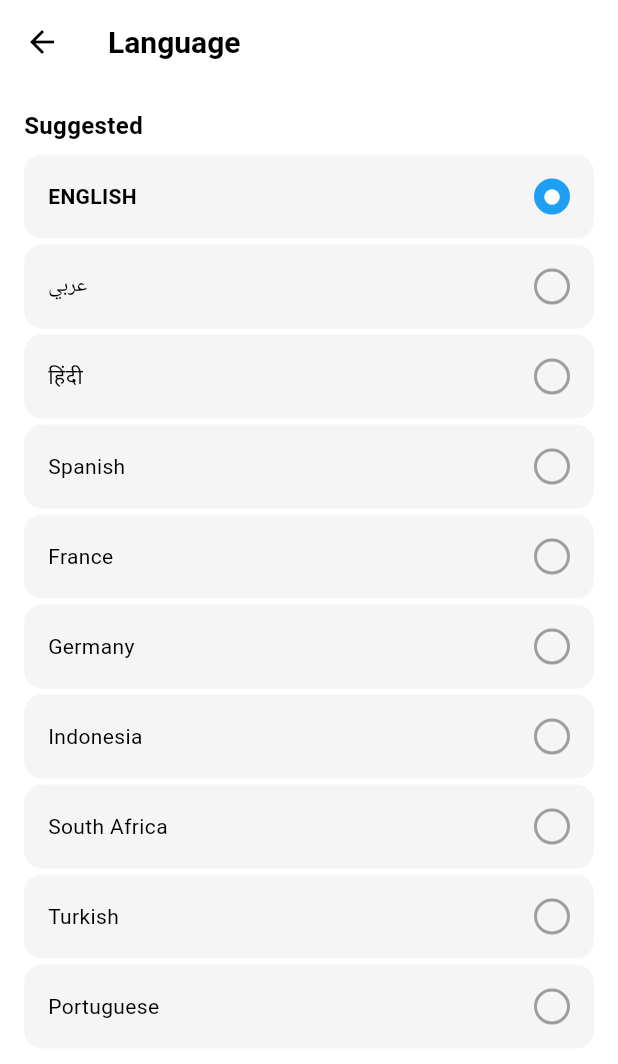
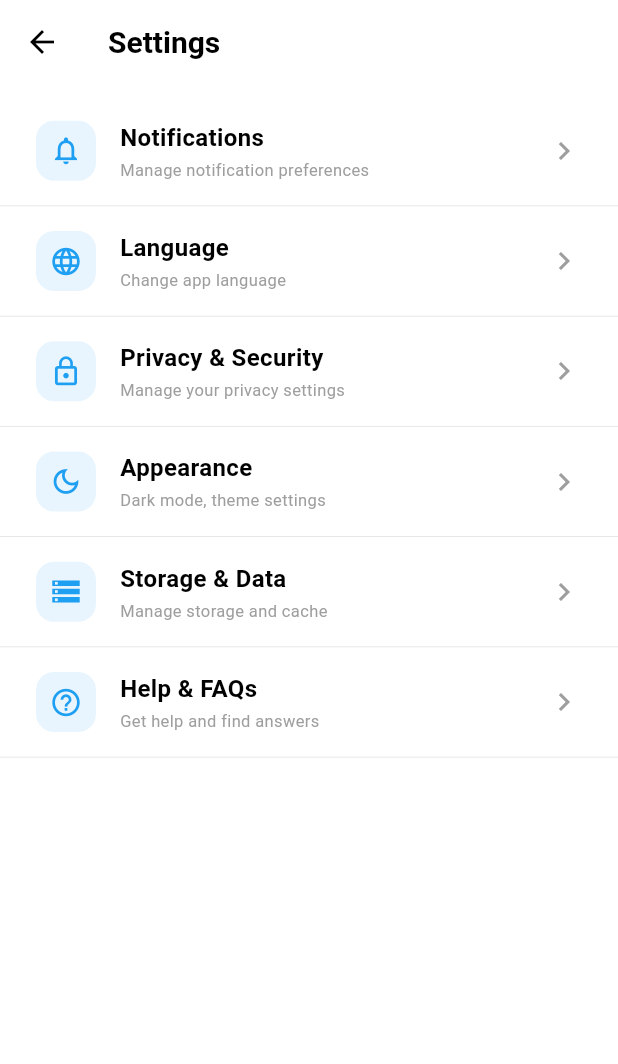
Before and after one commit to acob1/airbnb-booking-app, a Flutter app: the AccountScreenContent screen opened directly, after a tap on "Settings", on a phone screen of 412 x 824 dp. Shown: the top 1064 px of the screen. Run offline on Flutter 3.47's test engine with Material 3 defaults, Android fonts, the light colour scheme and no system bars; our stand-ins replace country_picker, dartz, equatable, get_it, pin_code_fields, smooth_page_indicator and 1 more; accounts and stored records are empty.

Commit message:
Add booking payment method and Ai To profile screen

```diff
--- a/lib/features/payments/data/datasources/payment_local_data_source.dart
+++ b/lib/features/payments/data/datasources/payment_local_data_source.dart
@@ -47,6 +47,27 @@ class PaymentLocalDataSourceImpl implements PaymentLocalDataSource {
       icon: Icons.credit_card,
       isEnabled: true,
     ),
+    PaymentMethodModel(
+      id: 'MTN',
+      name: 'MTN Mobile Money',
+      description: 'Pay with MTN MoMo. Fast, secure and convenient mobile money payments',
+      icon: Icons.phone_android,
+      isEnabled: true,
+    ),
+    PaymentMethodModel(
+      id: 'Telecel',
+      name: 'Telecel Cash',
+      description: 'Pay with Telecel Cash. Easy mobile money payments from your Telecel wallet',
+      icon: Icons.smartphone,
+      isEnabled: true,
+    ),
+    PaymentMethodModel(
+      id: 'Bank',
+      name: 'Bank Transfer',
+      description: 'Direct bank transfer from your bank account. Secure and reliable',
+      icon: Icons.account_balance,
+      isEnabled: true,
+    ),
   ];
 
   @override
--- a/lib/features/profile/presentation/screens/account_screen.dart
+++ b/lib/features/profile/presentation/screens/account_screen.dart
@@ -20,7 +20,6 @@ class AccountScreenContent extends StatefulWidget {
 }
 
 class _AccountScreenContentState extends State<AccountScreenContent> {
-
   @override
   Widget build(BuildContext context) {
     return Scaffold(
@@ -28,10 +27,7 @@ class _AccountScreenContentState extends State<AccountScreenContent> {
       appBar: AppBar(
         backgroundColor: AppColors.white,
         elevation: 0,
-        title: const Text(
-          'Account',
-          style: TextStyle(color: AppColors.black),
-        ),
+        title: const Text('Account', style: TextStyle(color: AppColors.black)),
         centerTitle: true,
         automaticallyImplyLeading: false,
       ),
@@ -48,17 +44,11 @@ class _AccountScreenContentState extends State<AccountScreenContent> {
                 shape: BoxShape.circle,
               ),
               child: const Center(
-                child: Text(
-                  '👩',
-                  style: TextStyle(fontSize: 50),
-                ),
+                child: Text('👩', style: TextStyle(fontSize: 50)),
               ),
             ),
             const SizedBox(height: AppSpacing.md),
-            Text(
-              'Joy',
-              style: AppTextStyles.heading2,
-            ),
+            Text('Joy', style: AppTextStyles.heading2),
             const SizedBox(height: AppSpacing.xs),
             Text(
               'joy@example.com',
@@ -101,14 +91,14 @@ class _AccountScreenContentState extends State<AccountScreenContent> {
               icon: Icons.settings_outlined,
               title: 'Settings',
               onTap: () {
-                Navigator.pushNamed(context, '/language');
+                Navigator.pushNamed(context, '/settings');
               },
             ),
             _buildMenuItem(
-              icon: Icons.help_outline,
-              title: 'Help & Support',
+              icon: Icons.smart_toy_outlined,
+              title: 'Go Property Ai Assistant',
               onTap: () {
-                Navigator.pushNamed(context, '/help-and-faqs');
+                Navigator.pushNamed(context, '/chat-assistant');
               },
             ),
             _buildMenuItem(
@@ -167,10 +157,7 @@ class _AccountScreenContentState extends State<AccountScreenContent> {
                 ),
               ),
             ),
-            Icon(
-              Icons.chevron_right,
-              color: AppColors.textSecondary,
-            ),
+            Icon(Icons.chevron_right, color: AppColors.textSecondary),
           ],
         ),
       ),
--- a/lib/features/properties/presentation/screens/home_screen.dart
+++ b/lib/features/properties/presentation/screens/home_screen.dart
@@ -246,7 +246,7 @@ class _HomeScreenContentState extends State<HomeScreenContent> {
                             Container(
                               padding: const EdgeInsets.symmetric(
                                 horizontal: AppSpacing.md,
-                                vertical: AppSpacing.sm,
+                                vertical: AppSpacing.md,
                               ),
                               decoration: BoxDecoration(
                                 color: AppColors.white,
--- /dev/null
+++ b/lib/features/settings/presentation/screens/settings_screen.dart
@@ -0,0 +1,148 @@
+import 'package:flutter/material.dart';
+import '../../../../core/theme/app_colors.dart';
+import '../../../../core/theme/app_text_styles.dart';
+import '../../../../core/theme/app_spacing.dart';
+
+class SettingsScreen extends StatelessWidget {
+  const SettingsScreen({super.key});
+
+  @override
+  Widget build(BuildContext context) {
+    return Scaffold(
+      backgroundColor: AppColors.white,
+      appBar: AppBar(
+        backgroundColor: AppColors.white,
+        elevation: 0,
+        leading: IconButton(
+          icon: const Icon(Icons.arrow_back, color: AppColors.black),
+          onPressed: () => Navigator.pop(context),
+        ),
+        title: const Text(
+          'Settings',
+          style: TextStyle(color: AppColors.black),
+        ),
+        centerTitle: false,
+      ),
+      body: ListView(
+        children: [
+          const SizedBox(height: AppSpacing.sm),
+          _buildSettingsItem(
+            context,
+            icon: Icons.notifications_outlined,
+            title: 'Notifications',
+            subtitle: 'Manage notification preferences',
+            onTap: () => Navigator.pushNamed(context, '/notifications'),
+          ),
+          _buildSettingsItem(
+            context,
+            icon: Icons.language,
+            title: 'Language',
+            subtitle: 'Change app language',
+            onTap: () => Navigator.pushNamed(context, '/language'),
+          ),
+          _buildSettingsItem(
+            context,
+            icon: Icons.lock_outline,
+            title: 'Privacy & Security',
+            subtitle: 'Manage your privacy settings',
+            onTap: () {
+              ScaffoldMessenger.of(context).showSnackBar(
+                const SnackBar(content: Text('Coming soon')),
+              );
+            },
+          ),
+          _buildSettingsItem(
+            context,
+            icon: Icons.dark_mode_outlined,
+            title: 'Appearance',
+            subtitle: 'Dark mode, theme settings',
+            onTap: () {
+              ScaffoldMessenger.of(context).showSnackBar(
+                const SnackBar(content: Text('Coming soon')),
+              );
+            },
+          ),
+          _buildSettingsItem(
+            context,
+            icon: Icons.storage_outlined,
+            title: 'Storage & Data',
+            subtitle: 'Manage storage and cache',
+            onTap: () {
+              ScaffoldMessenger.of(context).showSnackBar(
+                const SnackBar(content: Text('Coming soon')),
+              );
+            },
+          ),
+          _buildSettingsItem(
+            context,
+            icon: Icons.help_outline,
+            title: 'Help & FAQs',
+            subtitle: 'Get help and find answers',
+            onTap: () => Navigator.pushNamed(context, '/help-and-faqs'),
+          ),
+        ],
+      ),
+    );
+  }
+
+  Widget _buildSettingsItem(
+    BuildContext context, {
+    required IconData icon,
+    required String title,
+    required String subtitle,
+    required VoidCallback onTap,
+  }) {
+    return InkWell(
+      onTap: onTap,
+      child: Container(
+        padding: const EdgeInsets.symmetric(
+          horizontal: AppSpacing.lg,
+          vertical: AppSpacing.md,
+        ),
+        decoration: const BoxDecoration(
+          border: Border(
+            bottom: BorderSide(color: AppColors.border, width: 0.5),
+          ),
+        ),
+        child: Row(
+          children: [
+            Container(
+              width: 40,
+              height: 40,
+              decoration: BoxDecoration(
+                color: AppColors.primary.withValues(alpha: 0.1),
+                borderRadius: BorderRadius.circular(AppRadius.md),
+              ),
+              child: Icon(icon, color: AppColors.primary, size: 22),
+            ),
+            const SizedBox(width: AppSpacing.md),
+            Expanded(
+              child: Column(
+                crossAxisAlignment: CrossAxisAlignment.start,
+                children: [
+                  Text(
+                    title,
+                    style: AppTextStyles.bodyLarge.copyWith(
+                      fontWeight: FontWeight.w600,
+                    ),
+                  ),
+                  const SizedBox(height: 2),
+                  Text(
+                    subtitle,
+                    style: AppTextStyles.bodySmall.copyWith(
+                      color: AppColors.textSecondary,
+                    ),
+                  ),
+                ],
+              ),
+            ),
+            const Icon(
+              Icons.chevron_right,
+              color: AppColors.textSecondary,
+            ),
+          ],
+        ),
+      ),
+    );
+  }
+}
--- a/lib/main.dart
+++ b/lib/main.dart
@@ -13,6 +13,7 @@ import 'package:airbnb_booking_app/features/profile/presentation/screens/refer_f
 import 'package:airbnb_booking_app/features/settings/presentation/screens/notification_screen.dart';
 import 'package:airbnb_booking_app/features/settings/presentation/screens/help_and_faqs_screen.dart';
 import 'package:airbnb_booking_app/features/settings/presentation/screens/language_screen.dart';
+import 'package:airbnb_booking_app/features/settings/presentation/screens/settings_screen.dart';
 import 'package:airbnb_booking_app/features/wallet/presentation/screens/wallet_screen.dart';
 import 'package:airbnb_booking_app/features/wallet/presentation/screens/add_wallet_screen.dart';
 import 'package:airbnb_booking_app/features/profile/presentation/screens/edit_profile_screen.dart';
@@ -79,6 +80,7 @@ class MyApp extends StatelessWidget {
         '/recommendations-list': (context) => const RecommendationsListScreen(),
         '/featured-list': (context) => const FeaturedListScreen(),
         '/chat-assistant': (context) => const ChatAssistantScreen(),
+        '/settings': (context) => const SettingsScreen(),
       },
     );
   }
--- a/pubspec.yaml
+++ b/pubspec.yaml
@@ -83,7 +83,6 @@ flutter:
 
   # To add assets to your application, add an assets section, like this:
   assets:
-    - app_images/
     - assets/images/
 
   # An image asset can refer to one or more resolution-specific "variants", see
```
Also changed, not shown: 109 other files.
